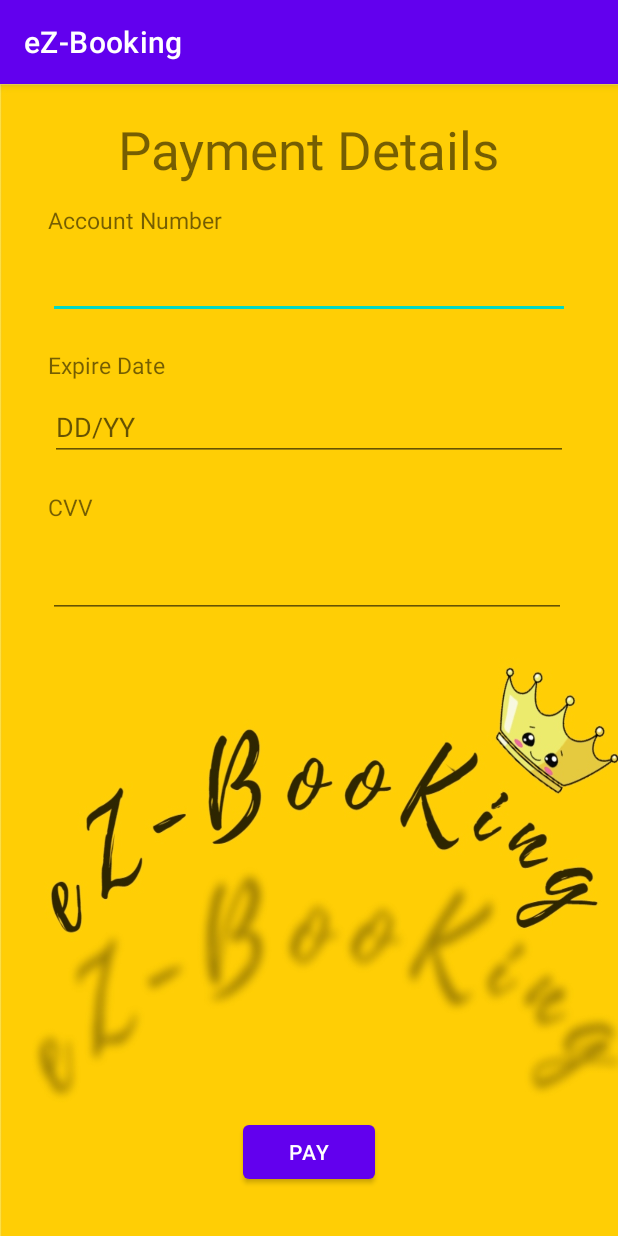
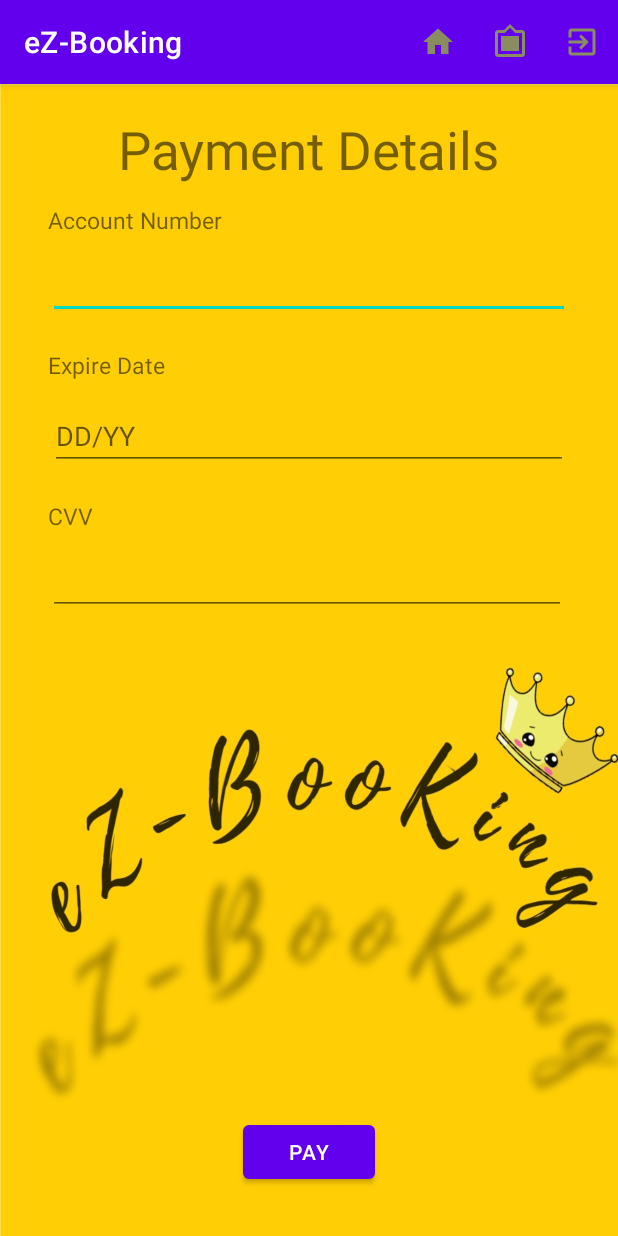
Before and after one commit to SaSinDu10/eZ-Booking, an Android app: the pay screen opened directly, with no data from a screen before it, on a phone screen of 412 x 824 dp. Run offline under Robolectric (Android 15) with nearby library versions, the phone set to English and light mode, and no system bars.

Commit message:
12th commit

```diff
--- a/app/src/main/java/com/example/ez_booking/pay.java
+++ b/app/src/main/java/com/example/ez_booking/pay.java
@@ -1,14 +1,67 @@
 package com.example.ez_booking;
 
+import androidx.annotation.NonNull;
 import androidx.appcompat.app.AppCompatActivity;
 
+import android.content.Intent;
 import android.os.Bundle;
+import android.view.Menu;
+import android.view.MenuInflater;
+import android.view.MenuItem;
+import android.view.View;
+import android.widget.Button;
+import android.widget.EditText;
 
 public class pay extends AppCompatActivity {
+
+    Button btnPay;
 
     @Override
     protected void onCreate(Bundle savedInstanceState) {
         super.onCreate(savedInstanceState);
         setContentView(R.layout.activity_pay);
+
+        final EditText mAccount = findViewById(R.id.txtAccountNo);
+        final EditText mExDate = findViewById(R.id.txtExpireDate);
+        final EditText mCvv = findViewById(R.id.txtCvv);
+
+        btnPay = findViewById(R.id.btnPay);
+        btnPay.setOnClickListener(new View.OnClickListener() {
+            @Override
+            public void onClick(View view) {
+                String accountNumber = mAccount.getText().toString();
+                String expireDate = mExDate.getText().toString();
+                String cvv = mCvv.getText().toString();
+
+                Intent intent = new Intent(pay.this,Qrcode.class);
+
+            }
+        });
+
+    }
+
+    @Override
+    public boolean onCreateOptionsMenu(@NonNull Menu menu) {
+        MenuInflater menuInflater = getMenuInflater();
+        menuInflater.inflate(R.menu.dot3menu,menu);
+        return true;
+    }
+
+    @Override
+    public boolean onOptionsItemSelected(@NonNull MenuItem item) {
+        switch (item.getItemId()){
+            case R.id.home:
+                setContentView(R.layout.activity_splash);
+                break;
+            case R.id.about:
+                // about text
+
+                break;
+            case R.id.logout:
+                setContentView(R.layout.activity_login);
+                break;
+
+        }
+        return super.onOptionsItemSelected(item);
     }
 }
--- /dev/null
+++ b/app/src/main/res/drawable/ic_baseline_more_vert_24.xml
@@ -0,0 +1,5 @@
+<vector android:height="24dp" android:tint="#000000"
+    android:viewportHeight="24" android:viewportWidth="24"
+    android:width="24dp" xmlns:android="http://schemas.android.com/apk/res/android">
+    <path android:fillColor="@android:color/white" android:pathData="M12,8c1.1,0 2,-0.9 2,-2s-0.9,-2 -2,-2 -2,0.9 -2,2 0.9,2 2,2zM12,10c-1.1,0 -2,0.9 -2,2s0.9,2 2,2 2,-0.9 2,-2 -0.9,-2 -2,-2zM12,16c-1.1,0 -2,0.9 -2,2s0.9,2 2,2 2,-0.9 2,-2 -0.9,-2 -2,-2z"/>
+</vector>
--- a/app/src/main/res/layout/activity_pay.xml
+++ b/app/src/main/res/layout/activity_pay.xml
@@ -57,13 +57,12 @@
         android:id="@+id/txtExpireDate"
         android:layout_width="345dp"
         android:layout_height="43dp"
-        android:layout_marginStart="32dp"
+        android:layout_marginTop="16dp"
+        android:layout_marginEnd="32dp"
         android:hint="DD/YY"
-        android:layout_marginTop="10dp"
-        android:layout_marginEnd="32dp"
-        android:inputType="number"
+        android:inputType="text"
         app:layout_constraintEnd_toEndOf="parent"
-        app:layout_constraintStart_toStartOf="parent"
+        app:layout_constraintStart_toStartOf="@+id/textView5"
         app:layout_constraintTop_toBottomOf="@+id/textView5"
         tools:ignore="MissingConstraints" />
 
@@ -83,14 +82,14 @@
         android:layout_width="345dp"
         android:layout_height="43dp"
         android:layout_marginStart="32dp"
-        android:layout_marginTop="20dp"
+        android:layout_marginTop="12dp"
         android:inputType="number"
         app:layout_constraintStart_toStartOf="parent"
         app:layout_constraintTop_toBottomOf="@+id/textView6"
         tools:ignore="MissingConstraints" />
 
     <Button
-        android:id="@+id/btnNext2"
+        android:id="@+id/btnPay"
         android:layout_width="wrap_content"
         android:layout_height="wrap_content"
         android:layout_centerHorizontal="true"
--- a/app/src/main/res/menu/dot3menu.xml
+++ b/app/src/main/res/menu/dot3menu.xml
@@ -1,17 +1,25 @@
 <?xml version="1.0" encoding="utf-8"?>
-<menu xmlns:android="http://schemas.android.com/apk/res/android">
+<menu xmlns:android="http://schemas.android.com/apk/res/android"
+    xmlns:app="http://schemas.android.com/apk/res-auto">
+
 
             <item android:id="@+id/home"
                 android:title="Home"
-        android:icon="@drawable/ic_baseline_home_24"/>
+                android:icon="@drawable/ic_baseline_home_24"
+                app:showAsAction="always"/>
 
             <item android:id="@+id/about"
                 android:title="About"
-        android:icon="@drawable/ic_baseline_filter_frames_24"/>
+                android:icon="@drawable/ic_baseline_filter_frames_24"
+                app:showAsAction="always"/>
 
             <item android:id="@+id/logout"
                 android:title="Logout"
-        android:icon="@drawable/ic_baseline_exit_to_app_24"/>
+                android:icon="@drawable/ic_baseline_exit_to_app_24"
+                app:showAsAction="always"/>
+
+
+
 
 
 </menu>
```
Also changed, not shown: app/src/main/java/com/example/ez_booking/Qrcode.java (+27 -0 lines), app/src/main/java/com/example/ez_booking/TransMode.java (+26 -0 lines), app/src/main/java/com/example/ez_booking/destination.java (+6 -3 lines). Lines whose indentation alone changed are shown as unchanged.
